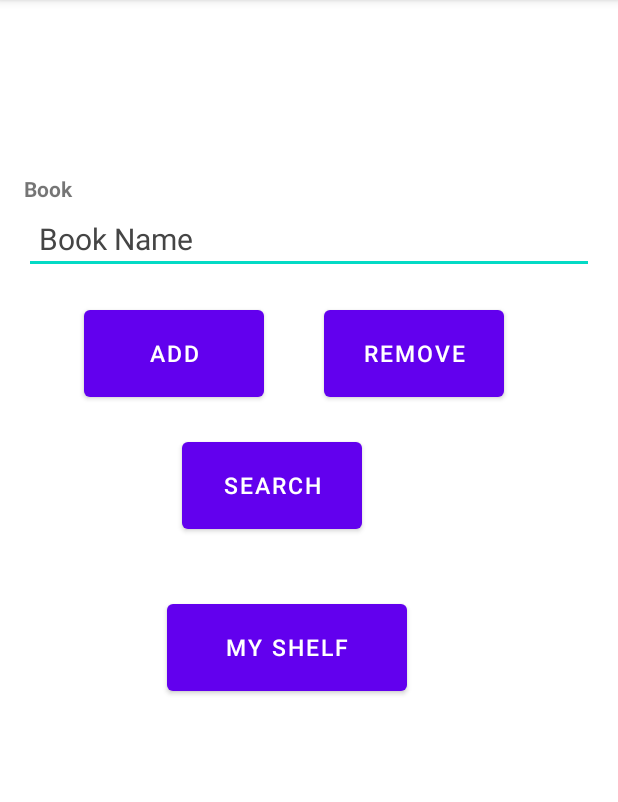
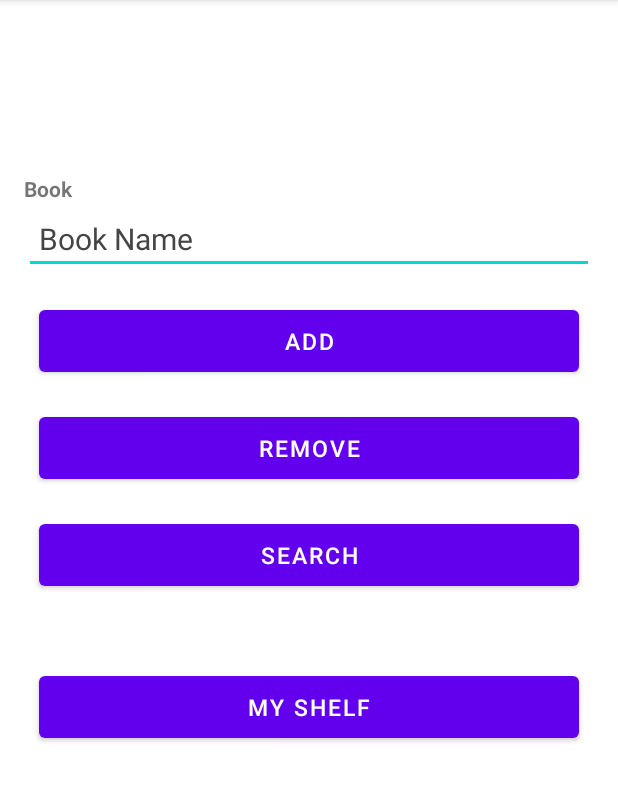
Before and after one commit to Awsaf111/BookShare3, an Android app: the Account screen opened directly, with no data from a screen before it, on a phone screen of 412 x 824 dp, the part 84-886 px from its top. Run offline under Robolectric (Android 15) with nearby library versions, the phone set to English and light mode, and no system bars; our stand-ins replace Firebase (no records; nobody signed in at launch, a user with empty details on screens opened directly).

Commit message:
Updated UI

```diff
--- a/app/src/main/java/com/example/BookShare3/Account.java
+++ b/app/src/main/java/com/example/BookShare3/Account.java
@@ -45,13 +45,10 @@ public class Account extends AppCompatActivity {
         nRemoveBtn = findViewById(R.id.RemoveBtn);
         nSearchBtn = findViewById(R.id.SearchBtn);
 
-        //List<String> values = new ArrayList<>();
-
 
         String userId = getIntent().getStringExtra("userId");
         FirebaseFirestore fstore;
         fstore = FirebaseFirestore.getInstance();
-        CollectionReference subcollectionRef = fstore.collection("/user").document("userId").collection("book");
         DocumentReference docRef = fstore.collection("/user").document(userId);
         docRef.get().addOnSuccessListener(new OnSuccessListener<DocumentSnapshot>() {
             @Override
@@ -59,10 +56,6 @@ public class Account extends AppCompatActivity {
                 if (documentSnapshot.exists()) {
                     String fullName = documentSnapshot.getString("fname");
 
-                    //String[] aauthor,agenre,abook;
-
-                    // Set the values to the TextViews or other UI components
-                    // in the ProfileActivity
                     TextView fullNameTextView = findViewById(R.id.fullnameValueTextView);
                     fullNameTextView.setText(fullName);
 
--- a/app/src/main/java/com/example/BookShare3/ItemList.java
+++ b/app/src/main/java/com/example/BookShare3/ItemList.java
@@ -39,7 +39,6 @@ public class ItemList extends AppCompatActivity {
         String userId = getIntent().getStringExtra("userId");
         FirebaseFirestore fstore;
         fstore = FirebaseFirestore.getInstance();
-        CollectionReference subcollectionRef = fstore.collection("/user").document("userId").collection("book");
         DocumentReference docRef = fstore.collection("/user").document(userId);
 
         docRef.get().addOnSuccessListener(new OnSuccessListener<DocumentSnapshot>() {
@@ -69,7 +68,6 @@ public class ItemList extends AppCompatActivity {
             this.itemList = itemList;
         }
 
-        @NonNull
         @Override
         public ViewHolder onCreateViewHolder(ViewGroup parent, int viewType){
             android.view.View view = LayoutInflater.from(parent.getContext()).inflate(R.layout.items, parent, false);
--- a/app/src/main/java/com/example/BookShare3/MainActivity.java
+++ b/app/src/main/java/com/example/BookShare3/MainActivity.java
@@ -14,7 +14,6 @@ public class  MainActivity extends AppCompatActivity {
 
     TextView nloginBtn;
 
-    @SuppressLint("MissingInflatedId")
     @Override
     protected void onCreate(Bundle savedInstanceState) {
         super.onCreate(savedInstanceState);
--- a/app/src/main/java/com/example/BookShare3/Register.java
+++ b/app/src/main/java/com/example/BookShare3/Register.java
@@ -141,7 +141,6 @@ public class Register extends AppCompatActivity {
                                 }
                             });
 
-                            //startActivity(new Intent(getApplicationContext(),MainActivity.class));
                             Intent intent = new Intent(getApplicationContext(), Account.class);
                             intent.putExtra("userId", userid);
                             startActivity(intent);
--- a/app/src/main/java/com/example/BookShare3/SearchList.java
+++ b/app/src/main/java/com/example/BookShare3/SearchList.java
@@ -51,8 +51,6 @@ public class SearchList extends AppCompatActivity {
         CollectionReference collectionRef = fstore.collection("/user");
         Query query = collectionRef.whereArrayContains("book", bookName);
 
-       // CollectionReference subcollectionRef = fstore.collection("/user").document("userId").collection("book");
-        //DocumentReference docRef = fstore.collection("/user").document(userId);
 
         query.get().addOnCompleteListener(new OnCompleteListener<QuerySnapshot>() {
             @Override
--- a/app/src/main/res/layout/activity_account.xml
+++ b/app/src/main/res/layout/activity_account.xml
@@ -36,17 +36,12 @@
         android:textColorHint="#454545"
         android:textSize="20sp" />
 
-    <LinearLayout
-        android:layout_width="match_parent"
-        android:layout_height="wrap_content"
-        android:layout_below="@id/BookValueTextView"
-        android:orientation="horizontal">
 
         <Button
             android:id="@+id/ShareBtn"
-            android:layout_width="120dp"
-            android:layout_height="70dp"
-            android:layout_marginStart="40dp"
+            android:layout_width="match_parent"
+            android:layout_height="wrap_content"
+            android:layout_marginStart="10dp"
             android:layout_marginTop="18dp"
             android:layout_marginEnd="10dp"
             android:padding="10dp"
@@ -57,9 +52,9 @@
 
         <Button
             android:id="@+id/RemoveBtn"
-            android:layout_width="120dp"
-            android:layout_height="70dp"
-            android:layout_marginStart="30dp"
+            android:layout_width="match_parent"
+            android:layout_height="wrap_content"
+            android:layout_marginStart="10dp"
             android:layout_marginTop="18dp"
             android:layout_marginEnd="10dp"
             android:padding="10dp"
@@ -68,13 +63,11 @@
 
             />
 
-    </LinearLayout>
-
     <Button
         android:id="@+id/SearchBtn"
-        android:layout_width="120dp"
-        android:layout_height="70dp"
-        android:layout_marginStart="105dp"
+        android:layout_width="match_parent"
+        android:layout_height="wrap_content"
+        android:layout_marginStart="10dp"
         android:layout_marginTop="18dp"
         android:layout_marginEnd="10dp"
         android:padding="10dp"
@@ -85,10 +78,10 @@
 
     <Button
         android:id="@+id/ShelfBtn"
-        android:layout_width="160dp"
-        android:layout_height="70dp"
-        android:layout_marginStart="95dp"
-        android:layout_marginTop="38dp"
+        android:layout_width="match_parent"
+        android:layout_height="wrap_content"
+        android:layout_marginStart="10dp"
+        android:layout_marginTop="48dp"
         android:layout_marginEnd="10dp"
         android:padding="10dp"
         android:text="My Shelf"
```
Also changed, not shown: app/src/main/res/layout/items.xml (+9 -0 lines), app/src/main/res/layout/owners.xml (+12 -3 lines).
